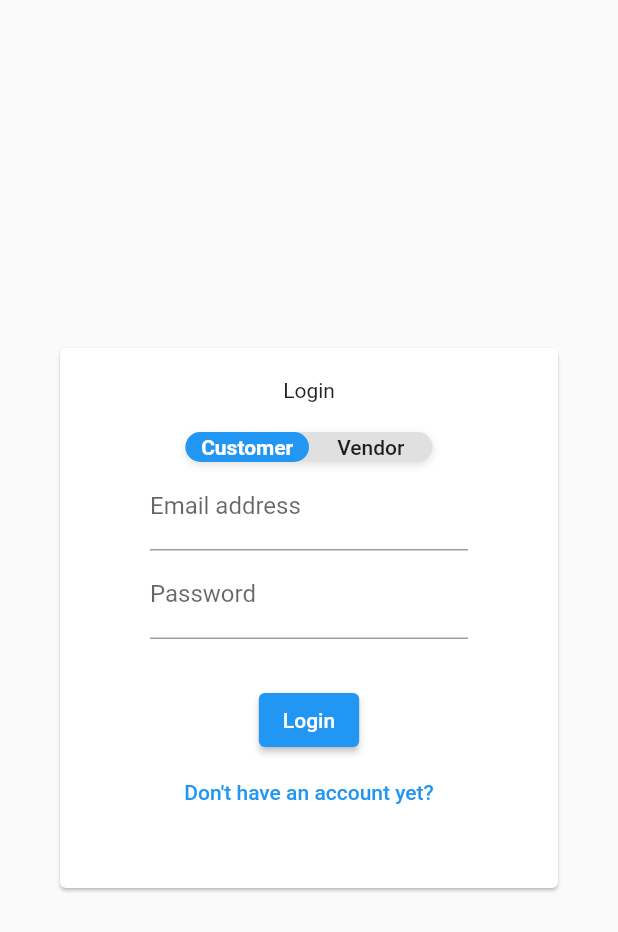
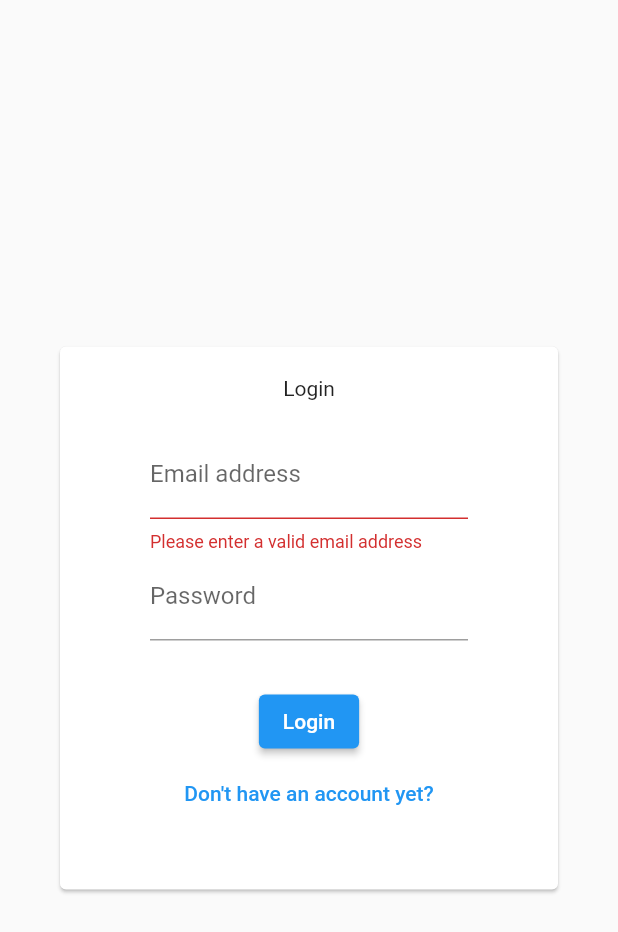
Before and after one commit to junweimoo/dequeue-app, a Flutter app: the screen it shows after launch, after a tap on "Login", on a phone screen of 412 x 824 dp. Shown: the top 932 px of the screen. Run offline on Flutter 3.47's test engine with Material 2 defaults, Android fonts, the phone set to English and light mode, and no system bars; drawn by our look-alikes of flutter_toggle_tab; our stand-ins replace cloud_firestore, dropdown_button2, firebase_auth, firebase_core; accounts and stored records are empty; network calls fail.

Commit message:
finish signup and login authentication

```diff
--- a/lib/Login_form.dart
+++ b/lib/Login_form.dart
@@ -1,6 +1,6 @@
 import 'package:flutter/material.dart';
 import 'package:firebase_auth/firebase_auth.dart';
-import 'package:flutter_toggle_tab/flutter_toggle_tab.dart';
+import 'package:cloud_firestore/cloud_firestore.dart';
 
 import 'Vendor_screen/Vendor_main.dart';
 
@@ -17,26 +17,46 @@ class LoginForm extends StatefulWidget {
 class _LoginFormState extends State<LoginForm> {
   final _auth = FirebaseAuth.instance;
   final _formkey = GlobalKey<FormState>();
-  var _selectedIndex = 0;
   String _email;
   String _password;
 
-  void _trysubmit() {
+  void _trysubmit() async {
     final _allEntryValid = _formkey.currentState.validate();
     FocusScope.of(context).unfocus();
 
     if (_allEntryValid) {
       _formkey.currentState.save();
-      _auth.signInWithEmailAndPassword(
+      await _auth
+          .signInWithEmailAndPassword(
         email: _email.trim(),
         password: _password.trim(),
-      );
+      )
+          .then((value) async {
+        if (value == null) {
+          //TODO: warn user of errors
+        } else {
+          DocumentReference documentReference = FirebaseFirestore.instance
+              .collection('users')
+              .doc(value.user.uid);
+          String userType;
+          await documentReference.get().then((snapshot) {
+            Map<String, dynamic> data = snapshot.data();
+            userType = data['type'];
+          });
+          if (userType == 'customer') {
+            //TODO: move to customer screen
+          } else {
+            Navigator.of(context).popAndPushNamed(VendorHomePage.routeName);
+          }
+        }
+      });
     }
   }
 
   @override
   Widget build(BuildContext context) {
     return Form(
+      key: _formkey,
       child: Padding(
         padding: const EdgeInsets.symmetric(
           horizontal: 40,
@@ -44,27 +64,6 @@ class _LoginFormState extends State<LoginForm> {
         ),
         child: Column(
           children: [
-            FlutterToggleTab(
-                width: 40,
-                height: 20,
-                labels: const [
-                  "Customer",
-                  "Vendor",
-                ],
-                selectedLabelIndex: (index) {
-                  setState(() {
-                    _selectedIndex = index;
-                  });
-                },
-                selectedTextStyle: const TextStyle(
-                    color: Colors.white,
-                    //fontSize: 18,
-                    fontWeight: FontWeight.w700),
-                unSelectedTextStyle: const TextStyle(
-                    color: Colors.black87,
-                    fontSize: 14,
-                    fontWeight: FontWeight.w500),
-                selectedIndex: _selectedIndex),
             TextFormField(
               decoration: const InputDecoration(
                 labelText: 'Email address',
@@ -86,20 +85,15 @@ class _LoginFormState extends State<LoginForm> {
               onSaved: (value) {
                 _password = value;
               },
+              validator: (value) {
+                return null;
+              },
             ),
             const SizedBox(
               height: 30,
             ),
             ElevatedButton(
-              onPressed: () {
-                if (_selectedIndex == 1) {
-                  Navigator.of(context).popAndPushNamed(
-                    VendorHomePage.routeName,
-                  );
-                } else {
-                  //add customer home screen
-                }
-              },
+              onPressed: _trysubmit,
               child: const Text('Login'),
             ),
             TextButton(
--- a/lib/Vendor_screen/Vendor_menu_screen.dart
+++ b/lib/Vendor_screen/Vendor_menu_screen.dart
@@ -23,7 +23,9 @@ class _VendorMenuState extends State<VendorMenu> {
           if (snapshot.hasError) {
             return const Text('something went wrong');
           } else if (snapshot.connectionState == ConnectionState.waiting) {
-            return const CircularProgressIndicator();
+            return Center(
+              child: const CircularProgressIndicator(),
+            );
           } else {
             final data = snapshot.requireData;
             return GridView.builder(
--- a/pubspec.yaml
+++ b/pubspec.yaml
@@ -32,7 +32,6 @@ dependencies:
   provider: ^4.1.1
   http: ^0.13.4
   cloud_firestore: ^3.1.5
-  flutter_toggle_tab: ^1.1.7
   firebase_auth: ^3.3.18
   dropdown_button2: ^1.5.2
 
```
Also changed, not shown: lib/Signup_form.dart (+50 -9 lines), pubspec.lock.
